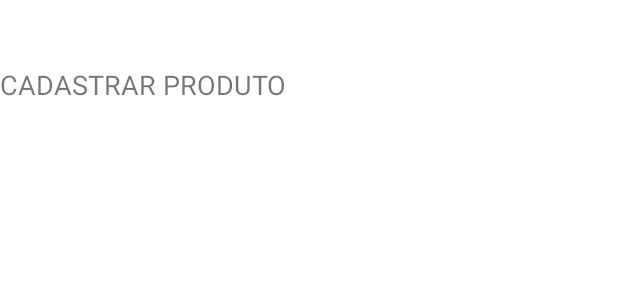
After one commit to Tallesmello/Dont_Waste_App_BRQ, an Android app: the layout activity_menu.xml on its own in the app's theme, with its tools: preview values and no code run, on a phone screen of 412 x 824 dp. The commit adds this screen. Shown: the top 300 px of the screen. Run offline under Robolectric (Android 15) with nearby library versions, the phone set to English and light mode, and no system bars.

```diff
--- a/app/build.gradle
+++ b/app/build.gradle
@@ -57,4 +57,5 @@ dependencies {
     androidTestImplementation 'androidx.test.ext:junit:1.1.3'
     androidTestImplementation 'androidx.test.espresso:espresso-core:3.4.0'
 
+
 }
--- a/app/src/main/AndroidManifest.xml
+++ b/app/src/main/AndroidManifest.xml
@@ -9,6 +9,9 @@
         android:roundIcon="@mipmap/ic_launcher_round"
         android:supportsRtl="true"
         android:theme="@style/Theme.Dont_Waste_BRQ">
+        <activity
+            android:name=".activity.ActivityMenu"
+            android:exported="true" />
         <activity
             android:name=".activity.HomeTeste"
             android:exported="true"
--- a/app/src/main/java/com/example/dont_waste_brq/activity/ui/home/HomeFragment.kt
+++ b/app/src/main/java/com/example/dont_waste_brq/activity/ui/home/HomeFragment.kt
@@ -8,8 +8,7 @@ import android.widget.TextView
 import androidx.fragment.app.Fragment
 import androidx.lifecycle.Observer
 import androidx.lifecycle.ViewModelProvider
-import com.example.dont_waste_brq.activity.R
-import com.example.dont_waste_brq.activity.databinding.FragmentHomeBinding
+import com.example.dont_waste_brq.databinding.FragmentHomeBinding
 
 class HomeFragment : Fragment() {
 
--- a/app/src/main/java/com/example/dont_waste_brq/activity/ui/slideshow/SlideshowFragment.kt
+++ b/app/src/main/java/com/example/dont_waste_brq/activity/ui/slideshow/SlideshowFragment.kt
@@ -8,8 +8,7 @@ import android.widget.TextView
 import androidx.fragment.app.Fragment
 import androidx.lifecycle.Observer
 import androidx.lifecycle.ViewModelProvider
-import com.example.dont_waste_brq.activity.R
-import com.example.dont_waste_brq.activity.databinding.FragmentSlideshowBinding
+import com.example.dont_waste_brq.databinding.FragmentSlideshowBinding
 
 class SlideshowFragment : Fragment() {
 
--- a/app/src/main/res/layout/activity_home_logada.xml
+++ b/app/src/main/res/layout/activity_home_logada.xml
@@ -102,9 +102,6 @@
         app:flow_verticalBias="0.0"
         app:layout_constraintBottom_toBottomOf="parent"
         app:layout_constraintRight_toRightOf="parent" />
-    <include
-        android:id="@+id/appbar"
-        layout="@layout/appbar">
-    </include>
+
 
 </androidx.constraintlayout.widget.ConstraintLayout>
--- /dev/null
+++ b/app/src/main/res/layout/activity_menu.xml
@@ -0,0 +1,25 @@
+<?xml version="1.0" encoding="utf-8"?>
+<androidx.constraintlayout.widget.ConstraintLayout xmlns:android="http://schemas.android.com/apk/res/android"
+    xmlns:app="http://schemas.android.com/apk/res-auto"
+    xmlns:tools="http://schemas.android.com/tools"
+    android:layout_width="match_parent"
+    android:layout_height="match_parent"
+    tools:context=".activity.ActivityMenu">
+
+    <TextView
+        android:id="@+id/text_cadastrar"
+        android:layout_width="420dp"
+        android:layout_height="36dp"
+        android:layout_marginTop="44dp"
+        android:text="CADASTRAR PRODUTO "
+        android:textSize="18dp"
+        app:layout_constraintEnd_toEndOf="parent"
+        app:layout_constraintHorizontal_bias="0.0"
+        app:layout_constraintStart_toStartOf="parent"
+        app:layout_constraintTop_toTopOf="parent"
+        android:clickable="true"
+        >
+
+    </TextView>
+
+</androidx.constraintlayout.widget.ConstraintLayout>
--- a/app/src/main/res/layout/app_bar_home_teste.xml
+++ b/app/src/main/res/layout/app_bar_home_teste.xml
@@ -1,5 +1,6 @@
 <?xml version="1.0" encoding="utf-8"?>
-<androidx.coordinatorlayout.widget.CoordinatorLayout xmlns:android="http://schemas.android.com/apk/res/android"
+<androidx.coordinatorlayout.widget.CoordinatorLayout
+    xmlns:android="http://schemas.android.com/apk/res/android"
     xmlns:app="http://schemas.android.com/apk/res-auto"
     xmlns:tools="http://schemas.android.com/tools"
     android:layout_width="match_parent"
--- a/app/src/main/res/layout/appbar.xml
+++ b/app/src/main/res/layout/appbar.xml
@@ -11,10 +11,4 @@
         android:layout_height="?attr/actionBarSize"
         android:background="@color/teal_700" />
 
-    <androidx.appcompat.widget.SearchView
-        android:id="@+id/materialSearchView"
-        android:layout_width="match_parent"
-        android:layout_height="wrap_content"/>
-
-
     </FrameLayout>
--- a/app/src/main/res/menu/icon_appbar.xml
+++ b/app/src/main/res/menu/icon_appbar.xml
@@ -1,7 +1,6 @@
 <?xml version="1.0" encoding="utf-8"?>
 <menu xmlns:android="http://schemas.android.com/apk/res/android"
     xmlns:app="http://schemas.android.com/apk/res-auto">
-
         <item
             android:id="@+id/action"
             android:icon="@drawable/ic_search"
--- a/app/src/main/res/values/themes.xml
+++ b/app/src/main/res/values/themes.xml
@@ -17,6 +17,7 @@
     <style name="Theme.Dont_Waste_BRQ.NoActionBar">
         <item name="windowActionBar">false</item>
         <item name="windowNoTitle">true</item>
+        <item name="titleEnabled">false</item>
     </style>
 
     <style name="Theme.Dont_Waste_BRQ.AppBarOverlay" parent="ThemeOverlay.AppCompat.Dark.ActionBar" />
```
Also changed, not shown: app/src/main/java/com/example/dont_waste_brq/activity/ActivityMenu.kt (added, +26 -0 lines), app/src/main/java/com/example/dont_waste_brq/activity/DesperdiciosActivity.kt (+18 -2 lines), app/src/main/java/com/example/dont_waste_brq/activity/HomeTeste.kt (+30 -30 lines), app/src/main/java/com/example/dont_waste_brq/activity/SegundaTelaCadastroActivity.kt (+15 -15 lines), app/src/main/java/com/example/dont_waste_brq/activity/ui/gallery/GalleryFragment.kt (+31 -32 lines), app/src/main/res/layout/activity_relatorio_de_desperdicio.xml (+8 -2 lines).
